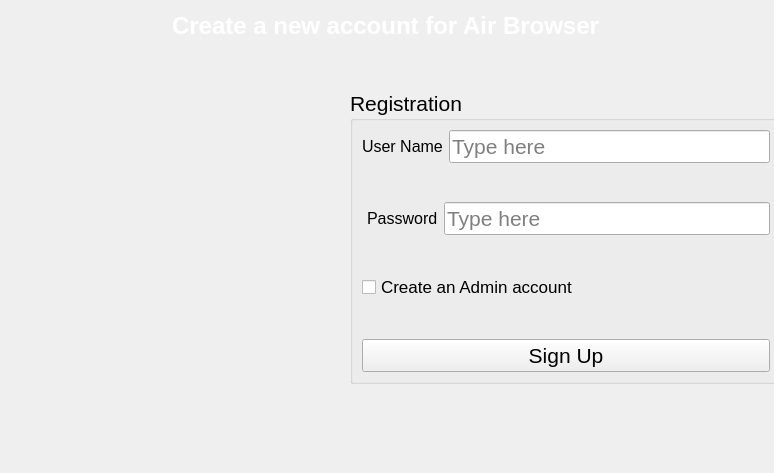
Old version of the form register_window.ui in the repository Harlamis/QtAirBrowser.
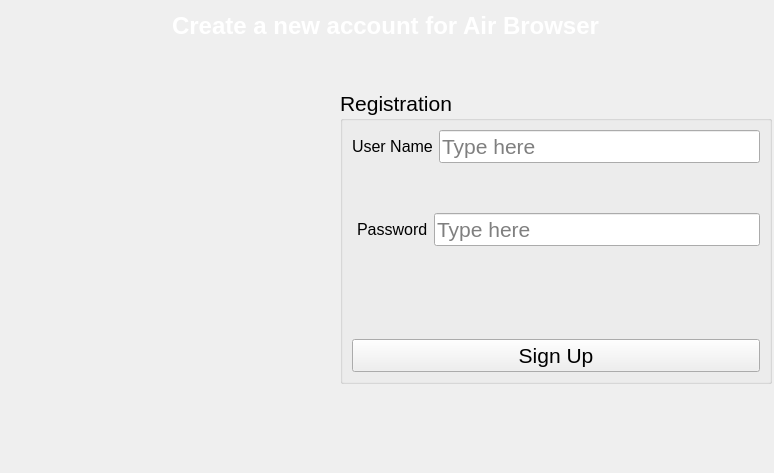
New version of the form.

Commit message: remove admin checkbox; replace with admin button;add hardcoded admin password

Patch:
```diff
--- a/register_window.ui
+++ b/register_window.ui
@@ -16,7 +16,7 @@
   <widget class="QGroupBox" name="groupBox">
    <property name="geometry">
     <rect>
-     <x>350</x>
+     <x>340</x>
      <y>90</y>
      <width>432</width>
      <height>294</height>
@@ -132,20 +132,7 @@
      </spacer>
     </item>
     <item>
-     <layout class="QHBoxLayout" name="horizontalLayout_3">
-      <item>
-       <widget class="QCheckBox" name="Register_admin_checkbox">
-        <property name="font">
-         <font>
-          <pointsize>13</pointsize>
-         </font>
-        </property>
-        <property name="text">
-         <string>Create an Admin account</string>
-        </property>
-       </widget>
-      </item>
-     </layout>
+     <layout class="QHBoxLayout" name="horizontalLayout_3"/>
     </item>
     <item>
      <spacer name="verticalSpacer_3">
```
The commit also changes 3 other files.
